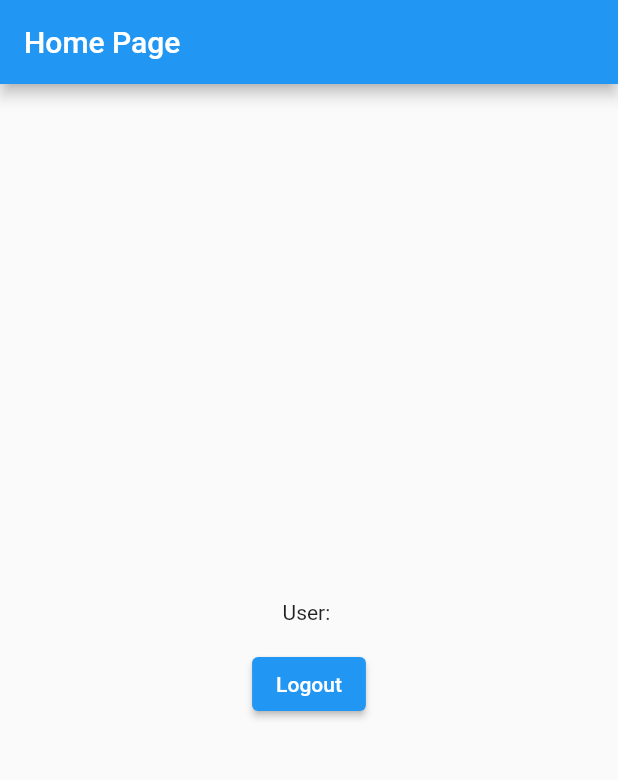
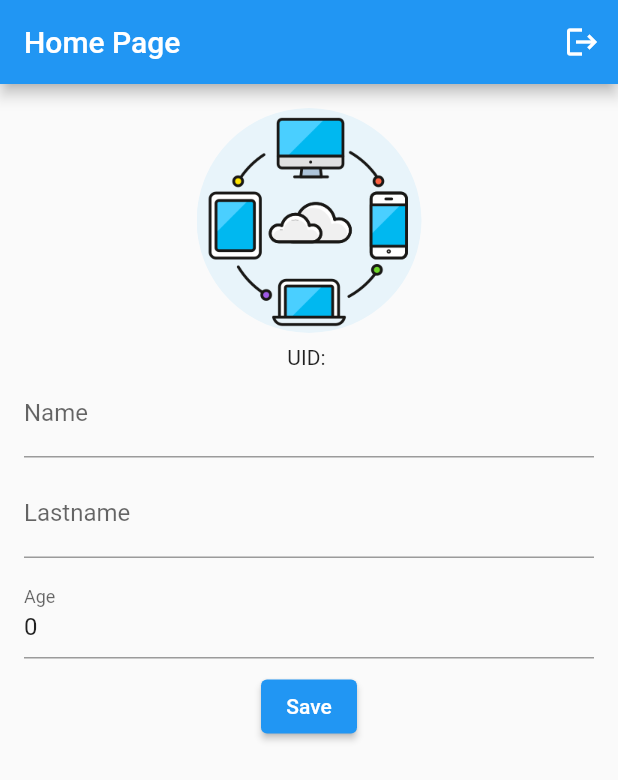
Before and after one commit to EnriqueZav96/flutter_simple_firebase_auth, a Flutter app: the screen it shows once a user with an empty profile is signed in, on a phone screen of 412 x 824 dp. Shown: the top 780 px of the screen. Run offline on Flutter 3.47's test engine with Material 2 defaults, Android fonts, the phone set to English and light mode, and no system bars; our stand-ins replace cached_network_image, cloud_firestore, equatable, firebase_auth, firebase_core, firebase_storage and 5 more; missing offline and left inert: flutter_facebook_auth; accounts and stored records are empty; statements that could not run were skipped.

Commit message:
Save user data instead of just showing the Id

```diff
--- /dev/null
+++ b/lib/src/bloc/my_user_cubit.dart
@@ -0,0 +1,62 @@
+import 'dart:async';
+import 'dart:io';
+
+import 'package:equatable/equatable.dart';
+import 'package:flutter_bloc/flutter_bloc.dart';
+import 'package:flutter_simple_firebase_auth/src/model/user.dart';
+import 'package:flutter_simple_firebase_auth/src/repository/my_user_repository.dart';
+
+class MyUserCubit extends Cubit<MyUserState> {
+  final MyUserRepositoryBase _userRepository;
+
+  File? _pickedImage;
+  MyUser? _user;
+
+  MyUserCubit(this._userRepository) : super(MyUserLoadingState());
+
+  void setImage(File? imageFile) async {
+    _pickedImage = imageFile;
+    emit(MyUserReadyState(_user!, _pickedImage));
+  }
+
+  Future<void> getMyUser() async {
+    emit(MyUserLoadingState());
+    _user = await _userRepository.getMyUser();
+    if (_user == null) {
+      _user = MyUser('', '', '', 0);
+    }
+    emit(MyUserReadyState(_user!, _pickedImage));
+  }
+
+  Future<void> saveMyUser(
+    String uid,
+    String name,
+    String lastName,
+    int age,
+  ) async {
+    _user = MyUser(uid, name, lastName, age, image: _user?.image);
+    emit(MyUserReadyState(_user!, _pickedImage, isSaving: true));
+    // Just for testing we add a 3 seconds delay: This allows to see the loading in the home page
+    await Future.delayed(Duration(seconds: 3));
+    await _userRepository.saveMyUser(_user!, _pickedImage);
+    emit(MyUserReadyState(_user!, _pickedImage));
+  }
+}
+
+abstract class MyUserState extends Equatable {
+  @override
+  List<Object?> get props => [];
+}
+
+class MyUserLoadingState extends MyUserState {}
+
+class MyUserReadyState extends MyUserState {
+  final MyUser user;
+  final File? pickedImage;
+  final isSaving;
+
+  MyUserReadyState(this.user, this.pickedImage, {this.isSaving = false});
+
+  @override
+  List<Object?> get props => [user, pickedImage?.path, isSaving];
+}
--- /dev/null
+++ b/lib/src/model/user.dart
@@ -0,0 +1,32 @@
+import 'package:equatable/equatable.dart';
+
+class MyUser extends Equatable {
+  final String id;
+  final String name;
+  final String lastName;
+  final int age;
+
+  final String? image;
+
+  MyUser(this.id, this.name, this.lastName, this.age, {this.image});
+
+  @override
+  List<Object?> get props => [id];
+
+  Map<String, Object?> toFirebaseMap({String? newImage}) {
+    return <String, Object?>{
+      'id': id,
+      'name': name,
+      'lastName': lastName,
+      'age': age,
+      'image': newImage ?? image,
+    };
+  }
+
+  MyUser.fromFirebaseMap(Map<String, Object?> data)
+      : id = data['id'] as String,
+        name = data['name'] as String,
+        lastName = data['lastName'] as String,
+        age = data['age'] as int,
+        image = data['image'] as String?;
+}
--- /dev/null
+++ b/lib/src/provider/firebase_provider.dart
@@ -0,0 +1,38 @@
+import 'dart:io';
+
+import 'package:cloud_firestore/cloud_firestore.dart';
+import 'package:firebase_auth/firebase_auth.dart';
+import 'package:firebase_storage/firebase_storage.dart';
+import 'package:flutter_simple_firebase_auth/src/model/user.dart';
+import 'package:path/path.dart' as path;
+
+class FirebaseProvider {
+  User get currentUser {
+    final user = FirebaseAuth.instance.currentUser;
+    if (user == null) throw Exception('Not authenticated exception');
+    return user;
+  }
+
+  FirebaseFirestore get firestore => FirebaseFirestore.instance;
+
+  FirebaseStorage get storage => FirebaseStorage.instance;
+
+  Future<MyUser?> getMyUser() async {
+    final snapshot = await firestore.doc('user/${currentUser.uid}').get();
+    if (snapshot.exists) return MyUser.fromFirebaseMap(snapshot.data()!);
+    return null;
+  }
+
+  Future<void> saveMyUser(MyUser user, File? image) async {
+    final ref = firestore.doc('user/${currentUser.uid}');
+    if (image != null) {
+      final imagePath = '${currentUser.uid}/profile/${path.basename(image.path)}';
+      final storageRef = storage.ref(imagePath);
+      await storageRef.putFile(image);
+      final url = await storageRef.getDownloadURL();
+      await ref.set(user.toFirebaseMap(newImage: imagePath), SetOptions(merge: true));
+    } else {
+      await ref.set(user.toFirebaseMap(), SetOptions(merge: true));
+    }
+  }
+}
--- /dev/null
+++ b/lib/src/repository/implementations/my_user_repository.dart
@@ -0,0 +1,15 @@
+import 'dart:io';
+
+import 'package:flutter_simple_firebase_auth/src/model/user.dart';
+import 'package:flutter_simple_firebase_auth/src/provider/firebase_provider.dart';
+import 'package:flutter_simple_firebase_auth/src/repository/my_user_repository.dart';
+
+class MyUserRepository extends MyUserRepositoryBase {
+  final provider = FirebaseProvider();
+
+  @override
+  Future<MyUser?> getMyUser() => provider.getMyUser();
+
+  @override
+  Future<void> saveMyUser(MyUser user, File? image) => provider.saveMyUser(user, image);
+}
--- /dev/null
+++ b/lib/src/repository/my_user_repository.dart
@@ -0,0 +1,9 @@
+import 'dart:io';
+
+import 'package:flutter_simple_firebase_auth/src/model/user.dart';
+
+abstract class MyUserRepositoryBase {
+  Future<MyUser?> getMyUser();
+
+  Future<void> saveMyUser(MyUser user, File? image);
+}
--- a/lib/src/ui/home_screen.dart
+++ b/lib/src/ui/home_screen.dart
@@ -1,35 +1,170 @@
+import 'dart:io';
+
+import 'package:cached_network_image/cached_network_image.dart';
 import 'package:flutter/material.dart';
 import 'package:flutter_bloc/flutter_bloc.dart';
 import 'package:flutter_simple_firebase_auth/src/bloc/auth_cubit.dart';
+import 'package:flutter_simple_firebase_auth/src/bloc/my_user_cubit.dart';
+import 'package:flutter_simple_firebase_auth/src/model/user.dart';
+import 'package:flutter_simple_firebase_auth/src/repository/implementations/my_user_repository.dart';
+import 'package:image_picker/image_picker.dart';
 
 class HomeScreen extends StatelessWidget {
-  static Widget create(BuildContext context) => HomeScreen();
+  static Widget create(BuildContext context) {
+    return BlocProvider(
+      create: (_) => MyUserCubit(MyUserRepository())..getMyUser(),
+      child: HomeScreen(),
+    );
+  }
 
   @override
   Widget build(BuildContext context) {
     return Scaffold(
       appBar: AppBar(
         title: Text('Home Page'),
+        actions: [
+          IconButton(
+            icon: const Icon(Icons.logout),
+            tooltip: 'Logout',
+            onPressed: () => context.read<AuthCubit>().signOut(),
+          )
+        ],
       ),
-      body: BlocBuilder<AuthCubit, AuthState>(
-        buildWhen: (previous, current) => current is AuthSignedIn,
+      body: BlocBuilder<MyUserCubit, MyUserState>(
         builder: (_, state) {
-          final authUser = (state as AuthSignedIn).user;
-          return Center(
-            child: Column(
-              mainAxisAlignment: MainAxisAlignment.center,
-              children: <Widget>[
-                Text('User: ${authUser.uid}'),
-                SizedBox(height: 16),
-                ElevatedButton(
-                  onPressed: () => context.read<AuthCubit>().signOut(),
-                  child: Text("Logout"),
-                )
-              ],
-            ),
-          );
+          if (state is MyUserReadyState) {
+            return _MyUserSection(
+              user: state.user,
+              pickedImage: state.pickedImage,
+              isSaving: state.isSaving,
+            );
+          } else if (state is MyUserLoadingState) {
+            return Center(child: CircularProgressIndicator());
+          }
+          return _MyUserSection();
         },
       ),
     );
   }
 }
+
+class _MyUserSection extends StatefulWidget {
+  final MyUser? user;
+  final File? pickedImage;
+  final bool isSaving;
+
+  const _MyUserSection({this.user, this.pickedImage, this.isSaving = false});
+
+  @override
+  _MyUserSectionState createState() => _MyUserSectionState();
+}
+
+class _MyUserSectionState extends State<_MyUserSection> {
+  final _nameController = TextEditingController();
+  final _lastNameController = TextEditingController();
+  final _ageController = TextEditingController();
+
+  final picker = ImagePicker();
+
+  @override
+  void initState() {
+    _nameController.text = widget.user?.name ?? '';
+    _lastNameController.text = widget.user?.lastName ?? '';
+    _ageController.text = widget.user?.age.toString() ?? '';
+    super.initState();
+  }
+
+  @override
+  Widget build(BuildContext context) {
+    Widget image = Image.asset(
+      'assets/intro_3.png',
+      fit: BoxFit.fill,
+    );
+
+    if (widget.pickedImage != null) {
+      image = Image.file(
+        widget.pickedImage!,
+        fit: BoxFit.fill,
+      );
+    } else if (widget.user?.image != null && widget.user!.image!.isNotEmpty) {
+      image = CachedNetworkImage(
+        imageUrl: widget.user!.image!,
+        progressIndicatorBuilder: (_, __, progress) => CircularProgressIndicator(value: progress.progress),
+        errorWidget: (_, __, ___) => Icon(Icons.error),
+        fit: BoxFit.fill,
+      );
+    }
+
+    return SingleChildScrollView(
+      child: Container(
+        padding: EdgeInsets.all(16),
+        child: Column(
+          crossAxisAlignment: CrossAxisAlignment.center,
+          children: [
+            GestureDetector(
+              onTap: () async {
+                final pickedImage = await picker.getImage(source: ImageSource.gallery);
+                if (pickedImage != null) {
+                  context.read<MyUserCubit>().setImage(File(pickedImage.path));
+                }
+              },
+              child: Center(
+                child: ClipOval(
+                  child: Container(
+                    width: 150,
+                    height: 150,
+                    child: image,
+                  ),
+                ),
+              ),
+            ),
+            SizedBox(height: 8),
+            BlocBuilder<AuthCubit, AuthState>(
+              buildWhen: (_, current) => current is AuthSignedIn,
+              builder: (_, state) {
+                return Center(
+                  child: Text('UID: ${(state as AuthSignedIn).user.uid}'),
+                );
+              },
+            ),
+            TextField(
+              controller: _nameController,
+              decoration: InputDecoration(labelText: 'Name'),
+            ),
+            SizedBox(height: 8),
+            TextField(
+              controller: _lastNameController,
+              decoration: InputDecoration(labelText: 'Lastname'),
+            ),
+            SizedBox(height: 8),
+            TextField(
+              controller: _ageController,
+              keyboardType: TextInputType.number,
+              decoration: InputDecoration(labelText: 'Age'),
+            ),
+            SizedBox(height: 8),
+            Stack(
+              alignment: Alignment.center,
+              children: [
+                ElevatedButton(
+                  child: const Text('Save'),
+                  onPressed: widget.isSaving
+                      ? null
+                      : () {
+                          context.read<MyUserCubit>().saveMyUser(
+                                (context.read<AuthCubit>().state as AuthSignedIn).user.uid,
+                                _nameController.text,
+                                _lastNameController.text,
+                                int.tryParse(_ageController.text) ?? 0,
+                              );
+                        },
+                ),
+                if (widget.isSaving) CircularProgressIndicator(),
+              ],
+            ),
+          ],
+        ),
+      ),
+    );
+  }
+}
```
Also changed, not shown: pubspec.yaml (+8 -0 lines), pubspec.lock.
